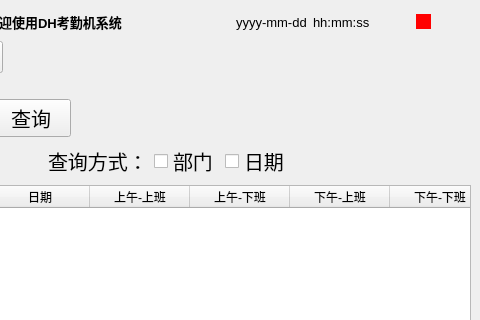
First picture: the form in selectforid.ui, repository jindezhang/kqj, before the edit; both pictures show x 320 to 800 and y 0 to 320 of the 800 by 480 pixel window.
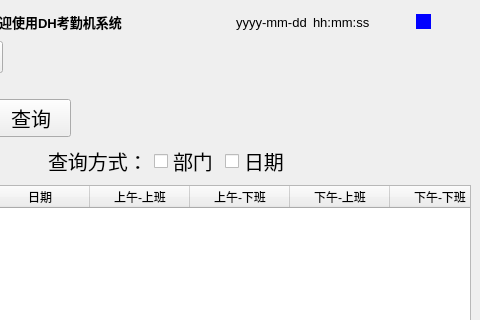
Second picture: the form after the edit.

Diff of the .ui file:
```diff
--- a/selectforid.ui
+++ b/selectforid.ui
@@ -168,7 +168,8 @@
              </size>
             </property>
             <property name="styleSheet">
-             <string notr="true">background-color: rgb(255, 0, 0);</string>
+             <string notr="true">
+background-color: rgb(0, 0, 255);</string>
             </property>
             <property name="text">
              <string/>
```
Left out of the diff: 32 changed lines with no effect on the pictures.
